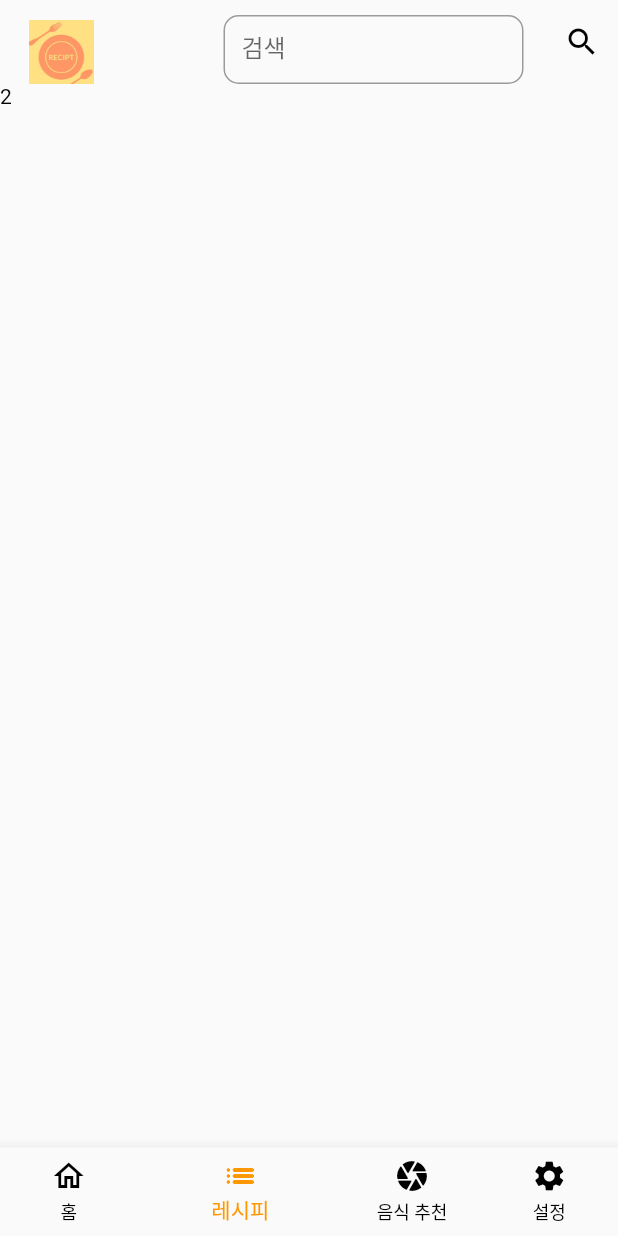
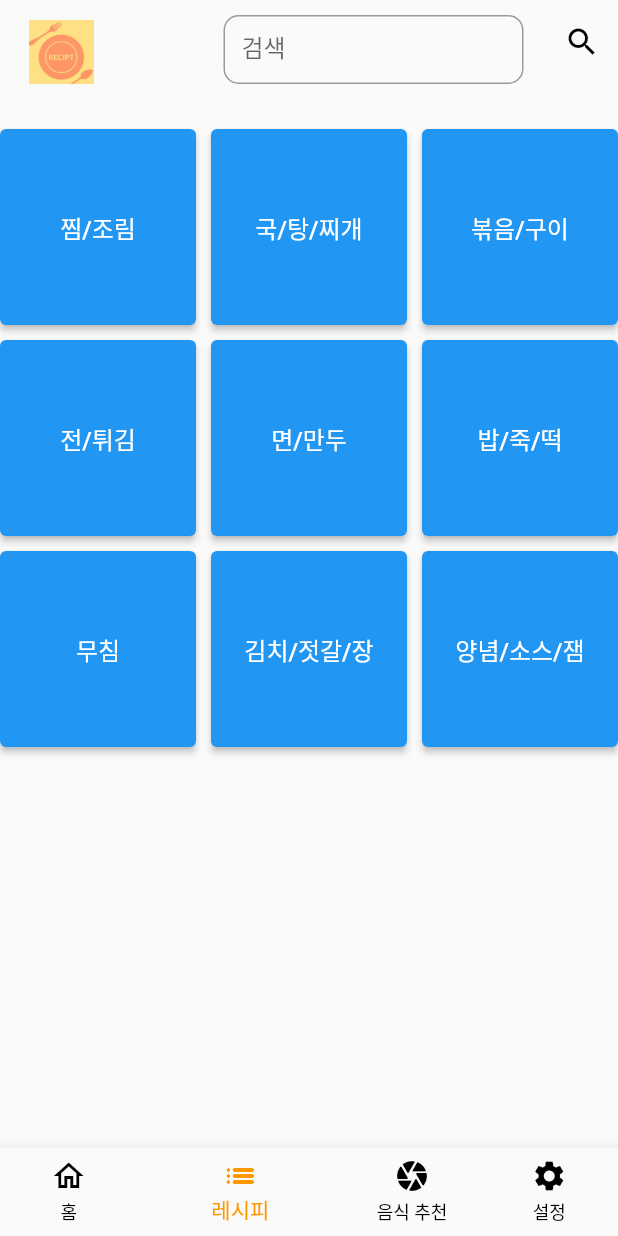
Before and after one commit to Capstone-ReciPT/ReciPT-frontend, a Flutter app: the screen it shows after launch, item 2 of the bottom bar chosen, on a phone screen of 412 x 824 dp. Run offline on Flutter 3.47's test engine with Material 2 defaults, Android fonts, the phone set to English and light mode, and no system bars; our stand-ins replace carousel_slider, dots_indicator, get.

Commit message:
add recipe tab

```diff
--- a/lib/MainPage/TodayRecipe.dart
+++ b/lib/MainPage/TodayRecipe.dart
@@ -4,11 +4,6 @@ import 'package:flutter/material.dart';
 import 'package:get/get.dart';
 import 'package:recipt/main.dart';
 
-var image2 = [
-  "assets/bibim.jpg",
-  "assets/spageti.jpg",
-  "assets/ramyun.jpg",
-];
 
 var foodList = {
   {'name' : '비빔밥', 'path':'assets/bibim.jpg'},
--- /dev/null
+++ b/lib/RecipePage/Category.dart
@@ -0,0 +1,50 @@
+import 'package:flutter/material.dart';
+import 'package:get/get.dart';
+import 'package:recipt/main.dart';
+
+var categoryName = [
+  '찜/조림', '국/탕/찌개', '볶음/구이', '전/튀김', '면/만두', '밥/죽/떡', '무침', '김치/젓갈/장', '양념/소스/잼'
+];
+
+class SelectCategory extends StatelessWidget {
+  const SelectCategory({Key? key}) : super(key: key);
+
+  @override
+  Widget build(BuildContext context) {
+    return Container(
+      margin: EdgeInsets.only(top: 30),
+      child: GridView.builder(
+          gridDelegate: SliverGridDelegateWithFixedCrossAxisCount(
+            crossAxisCount: 3,
+            childAspectRatio: 4/4,
+            mainAxisSpacing: 10,
+            crossAxisSpacing: 10,
+          ),
+          itemBuilder: (context, index) {
+            return ElevatedButton(
+                onPressed: (){},
+                child: Text(categoryName[index],style: TextStyle(fontSize: 16),),
+            );
+          },
+          itemCount: categoryName.length,
+      ),
+    );
+  }
+}
+// Row(
+// mainAxisAlignment: MainAxisAlignment.spaceEvenly,
+// children: [
+// TextButton(
+// onPressed: (){},
+// child: Text('찜/조림'),
+// ),
+// TextButton(
+// onPressed: (){},
+// child: Text('국/탕/찌개'),
+// ),
+// TextButton(
+// onPressed: (){},
+// child: Text('볶음/구이'),
+// ),
+// ],
+// ),
--- a/lib/main.dart
+++ b/lib/main.dart
@@ -2,6 +2,7 @@ import 'package:flutter/material.dart';
 import 'package:get/get.dart';
 
 import 'MainPage/TodayRecipe.dart';
+import 'RecipePage/Category.dart';
 
 void main() {
   runApp(GetMaterialApp(
@@ -68,7 +69,7 @@ class MyApp extends StatelessWidget {
         ],
       ),
 
-      body: Obx(() => [HomePage(),Text('2'),Text('3'),Text('4')][c.currentTab.value]),
+      body: Obx(() => [HomePage(),SelectCategory(),Text('3'),Text('4')][c.currentTab.value]),
       bottomNavigationBar: Obx(() => BottomNavigationBar(
         selectedItemColor: Colors.orange,
         unselectedItemColor: Colors.black,
```
